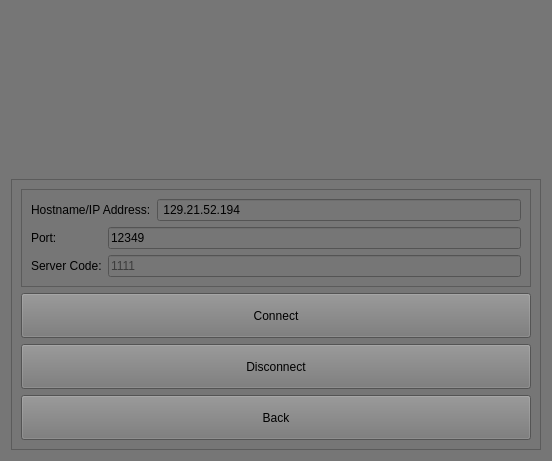
First picture: the form in App/ImageRIT/config.ui, repository natedileas/ImageRIT, before the edit.
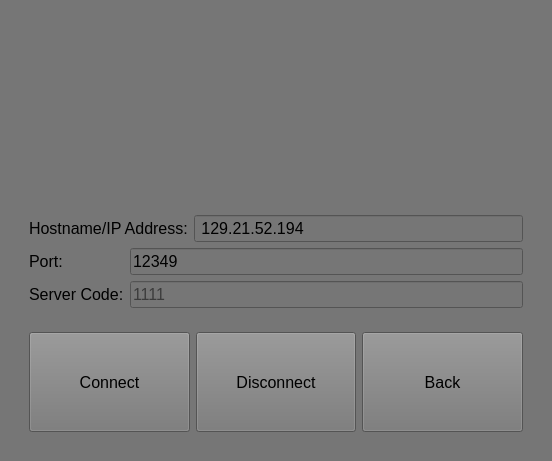
Second picture: the form after the edit. Icons and pictures are not drawn.

Diff of the .ui file:
```diff
--- a/App/ImageRIT/config.ui
+++ b/App/ImageRIT/config.ui
@@ -36,7 +36,7 @@
       </sizepolicy>
      </property>
      <property name="frameShape">
-      <enum>QFrame::StyledPanel</enum>
+      <enum>QFrame::NoFrame</enum>
      </property>
      <property name="frameShadow">
       <enum>QFrame::Raised</enum>
@@ -45,7 +45,7 @@
       <item>
        <widget class="QFrame" name="frame_2">
         <property name="frameShape">
-         <enum>QFrame::StyledPanel</enum>
+         <enum>QFrame::NoFrame</enum>
         </property>
         <property name="frameShadow">
          <enum>QFrame::Raised</enum>
@@ -53,6 +53,11 @@
         <layout class="QGridLayout" name="gridLayout">
          <item row="0" column="0" colspan="2">
           <widget class="QLabel" name="label">
+           <property name="font">
+            <font>
+             <pointsize>12</pointsize>
+            </font>
+           </property>
            <property name="text">
             <string>Hostname/IP Address:</string>
            </property>
@@ -60,6 +65,11 @@
          </item>
          <item row="0" column="2">
           <widget class="QLineEdit" name="hostname">
+           <property name="font">
+            <font>
+             <pointsize>12</pointsize>
+            </font>
+           </property>
            <property name="text">
             <string> 129.21.52.194</string>
            </property>
@@ -73,6 +83,11 @@
          </item>
          <item row="1" column="0">
           <widget class="QLabel" name="label_2">
+           <property name="font">
+            <font>
+             <pointsize>12</pointsize>
+            </font>
+           </property>
            <property name="text">
             <string>Port:</string>
            </property>
@@ -80,6 +95,11 @@
          </item>
          <item row="1" column="1" colspan="2">
           <widget class="QLineEdit" name="port">
+           <property name="font">
+            <font>
+             <pointsize>12</pointsize>
+            </font>
+           </property>
            <property name="text">
             <string>12349</string>
            </property>
@@ -90,6 +110,11 @@
          </item>
          <item row="2" column="0">
           <widget class="QLabel" name="label_3">
+           <property name="font">
+            <font>
+             <pointsize>12</pointsize>
+            </font>
+           </property>
            <property name="text">
             <string>Server Code:</string>
            </property>
@@ -97,6 +122,11 @@
          </item>
          <item row="2" column="1" colspan="2">
           <widget class="QLineEdit" name="servercode">
+           <property name="font">
+            <font>
+             <pointsize>12</pointsize>
+            </font>
+           </property>
            <property name="text">
             <string/>
            </property>
@@ -115,13 +145,33 @@
        </widget>
       </item>
       <item>
+       <widget class="QFrame" name="frame_3">
+        <property name="frameShape">
+         <enum>QFrame::NoFrame</enum>
+        </property>
+        <property name="frameShadow">
+         <enum>QFrame::Raised</enum>
+        </property>
+        <layout class="QHBoxLayout" name="horizontalLayout">
+         <item>
        <widget class="QPushButton" name="reconnect">
+           <property name="sizePolicy">
+            <sizepolicy hsizetype="Expanding" vsizetype="Expanding">
+             <horstretch>0</horstretch>
+             <verstretch>0</verstretch>
+            </sizepolicy>
+           </property>
         <property name="minimumSize">
          <size>
           <width>0</width>
-          <height>45</height>
-         </size>
-        </property>
+             <height>100</height>
+            </size>
+           </property>
+           <property name="font">
+            <font>
+             <pointsize>12</pointsize>
+            </font>
+           </property>
         <property name="text">
          <string>Connect</string>
         </property>
@@ -129,12 +179,23 @@
       </item>
       <item>
        <widget class="QPushButton" name="disconnect">
+           <property name="sizePolicy">
+            <sizepolicy hsizetype="Expanding" vsizetype="Expanding">
+             <horstretch>0</horstretch>
+             <verstretch>0</verstretch>
+            </sizepolicy>
+           </property>
         <property name="minimumSize">
          <size>
           <width>0</width>
           <height>45</height>
          </size>
         </property>
+           <property name="font">
+            <font>
+             <pointsize>12</pointsize>
+            </font>
+           </property>
         <property name="text">
          <string>Disconnect</string>
         </property>
@@ -142,15 +203,29 @@
       </item>
       <item>
        <widget class="QPushButton" name="back">
+           <property name="sizePolicy">
+            <sizepolicy hsizetype="Expanding" vsizetype="Expanding">
+             <horstretch>0</horstretch>
+             <verstretch>0</verstretch>
+            </sizepolicy>
+           </property>
         <property name="minimumSize">
          <size>
           <width>0</width>
           <height>45</height>
          </size>
         </property>
+           <property name="font">
+            <font>
+             <pointsize>12</pointsize>
+            </font>
+           </property>
         <property name="text">
          <string>Back</string>
         </property>
+          </widget>
+         </item>
+        </layout>
        </widget>
       </item>
      </layout>
```
Lines whose indentation alone changed are shown as unchanged.
